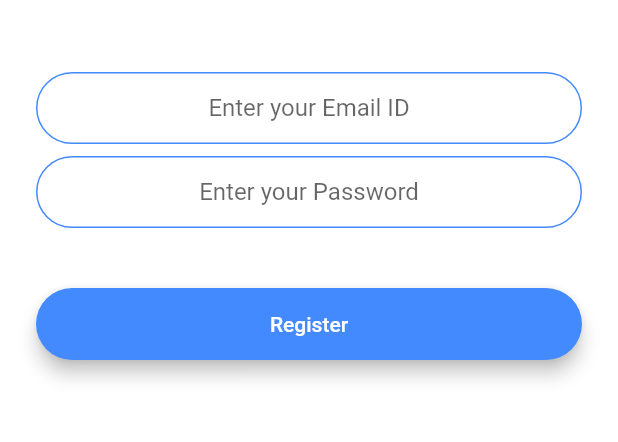
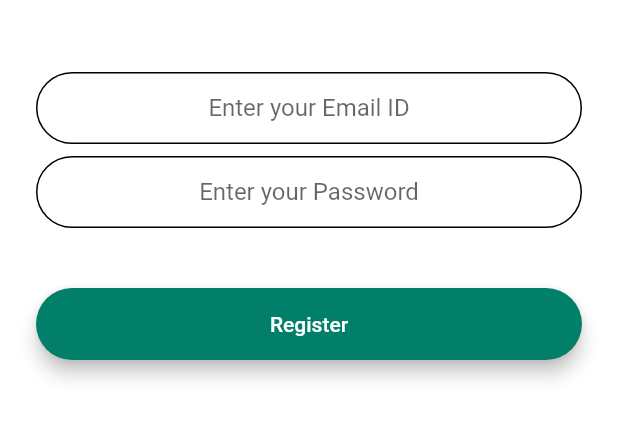
Before and after one commit to manvendrasingh09/Codes, a Flutter app: the screen it shows after launch, after a tap on "Register", on a phone screen of 412 x 824 dp, the part 576-1018 px from its top. Run offline on Flutter 3.47's test engine with Material 2 defaults, Android fonts, the light colour scheme and no system bars; drawn by our look-alikes of modal_progress_hud_nsn; our stand-ins replace animated_text_kit, audioplayers, cloud_firestore, firebase_auth, firebase_core, flutter_spinkit and 3 more; accounts and stored records are empty.

Commit message:
using Android Studio

```diff
--- a/AppDev/flash_chat/lib/constants.dart
+++ b/AppDev/flash_chat/lib/constants.dart
@@ -1,7 +1,7 @@
 import 'package:flutter/material.dart';
 
 const kSendButtonTextStyle = TextStyle(
-  color: Colors.lightBlueAccent,
+  color: Colors.green,
   fontWeight: FontWeight.bold,
   fontSize: 18.0,
 );
@@ -14,7 +14,7 @@ const kMessageTextFieldDecoration = InputDecoration(
 
 const kMessageContainerDecoration = BoxDecoration(
   border: Border(
-    top: BorderSide(color: Colors.lightBlueAccent, width: 2.0),
+    top: BorderSide(color: Colors.green, width: 2.0),
   ),
 );
 
@@ -25,11 +25,11 @@ const kTextFieldDecoration = InputDecoration(
     borderRadius: BorderRadius.all(Radius.circular(32.0)),
   ),
   enabledBorder: OutlineInputBorder(
-    borderSide: BorderSide(color: Colors.blueAccent, width: 1.0),
+    borderSide: BorderSide(color: Colors.black, width: 1.0),
     borderRadius: BorderRadius.all(Radius.circular(32.0)),
   ),
   focusedBorder: OutlineInputBorder(
-    borderSide: BorderSide(color: Colors.blueAccent, width: 2.0),
+    borderSide: BorderSide(color: Colors.black, width: 2.0),
     borderRadius: BorderRadius.all(Radius.circular(32.0)),
   ),
 );
--- a/AppDev/flash_chat/lib/screens/registration_screen.dart
+++ b/AppDev/flash_chat/lib/screens/registration_screen.dart
@@ -7,6 +7,8 @@ import 'package:modal_progress_hud_nsn/modal_progress_hud_nsn.dart';
 
 class RegistrationScreen extends StatefulWidget {
   static const String id = 'registration';
+
+  const RegistrationScreen({super.key});
   @override
   _RegistrationScreenState createState() => _RegistrationScreenState();
 }
@@ -29,11 +31,13 @@ class _RegistrationScreenState extends State<RegistrationScreen> {
             mainAxisAlignment: MainAxisAlignment.center,
             crossAxisAlignment: CrossAxisAlignment.stretch,
             children: <Widget>[
-              Hero(
-                tag: 'logo',
-                child: Container(
-                  height: 200.0,
-                  child: Image.asset('images/logo.png'),
+              Flexible(
+                child: Hero(
+                  tag: 'logo',
+                  child: SizedBox(
+                    height: 200.0,
+                    child: Image.asset('images/logo.png'),
+                  ),
                 ),
               ),
               const SizedBox(
@@ -65,7 +69,7 @@ class _RegistrationScreenState extends State<RegistrationScreen> {
               ),
               RoundedButton(
                 title: 'Register',
-                colour: Colors.blueAccent,
+                colour: const Color(0xFF017F69),
                 onPress: () async {
                   setState(() {
                     showSpinner = true;
--- a/AppDev/flash_chat/lib/screens/welcome_screen.dart
+++ b/AppDev/flash_chat/lib/screens/welcome_screen.dart
@@ -7,6 +7,8 @@ import 'package:flash_chat/components/rounded_button.dart';
 
 class WelcomeScreen extends StatefulWidget {
   static const String id = 'welcome';
+
+  const WelcomeScreen({super.key});
   @override
   _WelcomeScreenState createState() => _WelcomeScreenState();
 }
@@ -43,7 +45,7 @@ class _WelcomeScreenState extends State<WelcomeScreen>
     return Scaffold(
       backgroundColor: animation.value,
       body: Padding(
-        padding: EdgeInsets.symmetric(horizontal: 24.0),
+        padding: const EdgeInsets.symmetric(horizontal: 24.0),
         child: Column(
           mainAxisAlignment: MainAxisAlignment.center,
           crossAxisAlignment: CrossAxisAlignment.stretch,
@@ -52,9 +54,9 @@ class _WelcomeScreenState extends State<WelcomeScreen>
               children: <Widget>[
                 Hero(
                   tag: 'logo',
-                  child: Container(
+                  child: SizedBox(
+                    height: 60.0,
                     child: Image.asset('images/logo.png'),
-                    height: 60.0,
                   ),
                 ),
                 AnimatedTextKit(
@@ -63,7 +65,7 @@ class _WelcomeScreenState extends State<WelcomeScreen>
                       'Flash Chat',
                       textStyle: const TextStyle(
                         fontSize: 45.0,
-                        color: Colors.black,
+                        color: Color(0xFF627077),
                         fontWeight: FontWeight.bold,
                       ),
                       speed: const Duration(milliseconds: 100),
@@ -76,19 +78,19 @@ class _WelcomeScreenState extends State<WelcomeScreen>
                 ),
               ],
             ),
-            SizedBox(
+            const SizedBox(
               height: 48.0,
             ),
             RoundedButton(
               title: 'Log In',
-              colour: Colors.lightBlueAccent,
+              colour: const Color(0xFF4DCB5C),
               onPress: () {
                 Navigator.pushNamed(context, LoginScreen.id);
               },
             ),
             RoundedButton(
               title: 'Register',
-              colour: Colors.blueAccent,
+              colour: const Color(0xFF017F69),
               onPress: () {
                 Navigator.pushNamed(context, RegistrationScreen.id);
               },
```
Also changed, not shown: AppDev/flash_chat/lib/screens/chat_screen.dart (+76 -60 lines), AppDev/flash_chat/lib/screens/login_screen.dart (+8 -21 lines).
